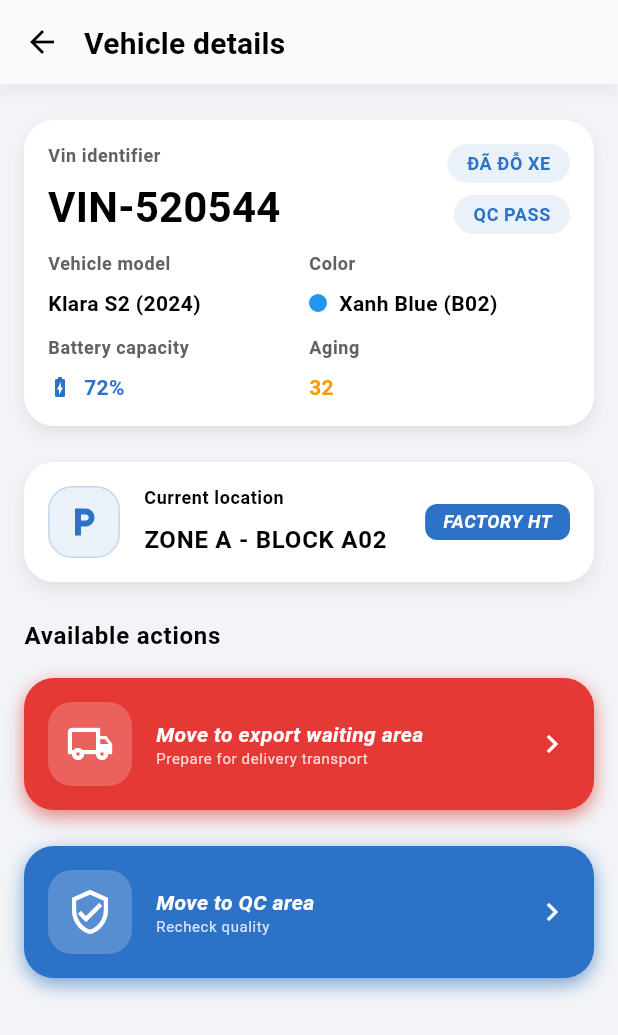
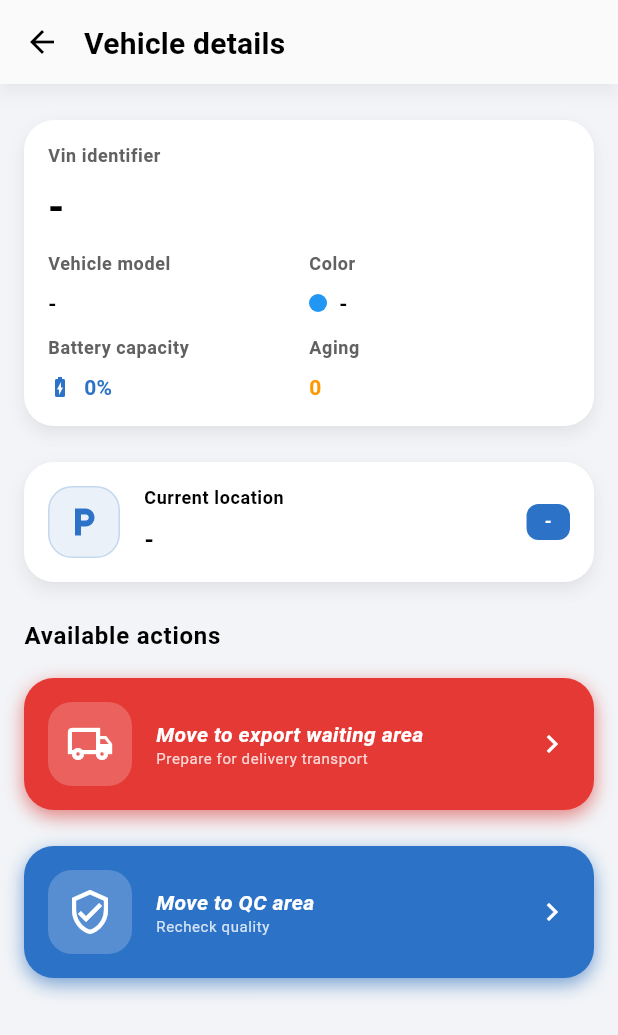
Before and after one commit to fteam1111/base_monorepo, a Flutter app: the VehicleDetailPage screen opened by its route, on a phone screen of 412 x 824 dp. Shown: the top 1035 px of the screen. Run offline on Flutter 3.47's test engine with Material 3 defaults, Android fonts, the phone set to English and light mode, and no system bars; our stand-ins replace animated_bottom_navigation_bar, app_links, bloc, bloc_concurrency, connectivity_plus, dartx and 29 more; missing offline and left inert: firebase_performance, mobile_scanner, webview_flutter_wkwebview; accounts and stored records are empty; generated files the repository leaves out were written again; network calls fail; statements that could not run were skipped; project files that could hold a hidden picture were left out.

Commit message:
feat: handle scan qr to detail vehicles

```diff
--- a/apps/customer_app/lib/routes/app_router.dart
+++ b/apps/customer_app/lib/routes/app_router.dart
@@ -135,11 +135,14 @@
         GoRoute(
           path: AppRoutes.vehicleDetailPath,
           name: AppRoutes.vehicleDetail,
-          pageBuilder: (context, state) => _buildPageWithTransition(
+          pageBuilder: (context, state) {
+            final vehicle = state.extra as VehicleEntity?;
+            return _buildPageWithTransition(
               key: state.pageKey,
               name: AppRoutes.vehicleDetail,
-            child: const VehicleDetailPage(),
-          ),
+              child: VehicleDetailPage(vehicle: vehicle),
+            );
+          },
         ),
 
         GoRoute(
@@ -272,14 +275,17 @@
         GoRoute(
           path: AppRoutes.qrScannerPath,
           name: AppRoutes.qrScanner,
-          pageBuilder: (context, state) => _buildPageWithTransition(
+          pageBuilder: (context, state) {
+            final onVehicleFound = state.extra as void Function(VehicleEntity)?;
+            return _buildPageWithTransition(
               key: state.pageKey,
               name: AppRoutes.qrScanner,
               child: BlocProvider(
                 create: (_) => locator<QrScanCubit>(),
-              child: const QrScannerPage(),
+                child: QrScannerPage(onVehicleFound: onVehicleFound),
               ),
-          ),
+            );
+          },
         ),
       ],
     );
--- a/packages/features/features_vehicle/lib/presentation/pages/vehicle_detail_page.dart
+++ b/packages/features/features_vehicle/lib/presentation/pages/vehicle_detail_page.dart
@@ -1,4 +1,5 @@
 import 'package:design_system/design_system.dart';
+import 'package:features_qr_scanner/domain/entities/vehicle_entity.dart';
 import 'package:features_vehicle/presentation/widgets/vehicle_actions_section.dart';
 import 'package:features_vehicle/presentation/widgets/vehicle_detail_info_card.dart';
 import 'package:features_vehicle/presentation/widgets/vehicle_location_card.dart';
@@ -7,10 +8,16 @@
 import 'package:share/share.dart';
 
 class VehicleDetailPage extends StatelessWidget {
-  const VehicleDetailPage({super.key});
+  const VehicleDetailPage({super.key, this.vehicle});
+
+  final VehicleEntity? vehicle;
 
   @override
   Widget build(BuildContext context) {
+    final zone = vehicle?.parkingLot?.parkingZone.name ?? '';
+    final lot = vehicle?.parkingLot?.name ?? '';
+    final location = [zone, lot].where((s) => s.isNotEmpty).join(' - ');
+
     return Scaffold(
       backgroundColor: context.theme.scaffoldBackgroundColor,
       appBar: CustomAppBar(title: context.l10n.vehicleDetailTitle),
@@ -22,18 +29,18 @@
           child: Column(
             children: [
               const Gap(AppSpacing.sectionSpacing),
-              const VehicleDetailInfoCard(
-                vin: 'VIN-520544',
-                model: 'Klara S2 (2024)',
-                colorName: 'Xanh Blue (B02)',
-                batteryLevel: 72,
-                aging: 32,
-                statuses: ['ĐÃ ĐỖ XE', 'QC PASS'],
+              VehicleDetailInfoCard(
+                vin: vehicle?.serialNumber ?? '-',
+                model: vehicle?.model ?? '-',
+                colorName: vehicle?.color ?? '-',
+                batteryLevel: 0,
+                aging: vehicle?.storageDays ?? 0,
+                statuses: vehicle != null ? [vehicle!.statusLabel] : [],
               ),
               const Gap(AppSpacing.sectionSpacing),
-              const VehicleLocationCard(
-                locationName: 'ZONE A - BLOCK A02',
-                factoryName: 'FACTORY HT',
+              VehicleLocationCard(
+                locationName: location.isNotEmpty ? location : '-',
+                factoryName: vehicle?.factory?.name ?? '-',
               ),
               const Gap(AppSpacing.sectionSpacing),
               VehicleActionsSection(
--- a/packages/features/features_vehicle/pubspec.yaml
+++ b/packages/features/features_vehicle/pubspec.yaml
@@ -18,6 +18,8 @@
     path: ../../share
   core:
     path: ../../core
+  features_qr_scanner:
+    path: ../features_qr_scanner
   network:
     path: ../../network
   local_storage:
--- a/packages/share/lib/routes/app_routes.dart
+++ b/packages/share/lib/routes/app_routes.dart
@@ -1,3 +1,4 @@
+import 'package:features_qr_scanner/domain/entities/vehicle_entity.dart';
 import 'package:flutter/material.dart';
 import 'package:go_router/go_router.dart';
 
@@ -107,8 +108,11 @@
     context.push(factoryMapPath);
   }
 
-  static void navigateToQrScanner(BuildContext context) {
-    context.push(qrScannerPath);
+  static Future<void> navigateToQrScanner(
+    BuildContext context, {
+    void Function(VehicleEntity vehicle)? onVehicleFound,
+  }) {
+    return context.push(qrScannerPath, extra: onVehicleFound);
   }
 
   static Future<T?> navigateToDischargingResult<T>(
```
Also changed, not shown: packages/features/features_dashboard/lib/presentation/pages/dashboard_shell_page.dart (+7 -1 lines), packages/features/features_delivery_order/lib/features_delivery_detail/presentation/widgets/delivery_suggested_vehicle_section.dart (+18 -18 lines). Lines whose indentation alone changed are shown as unchanged.
